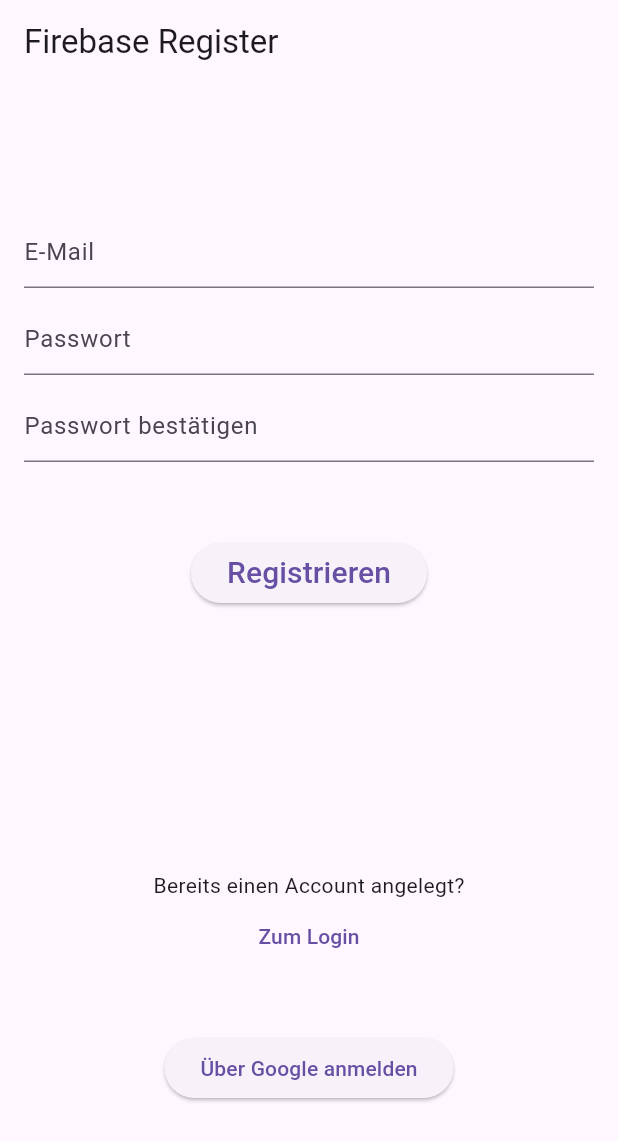
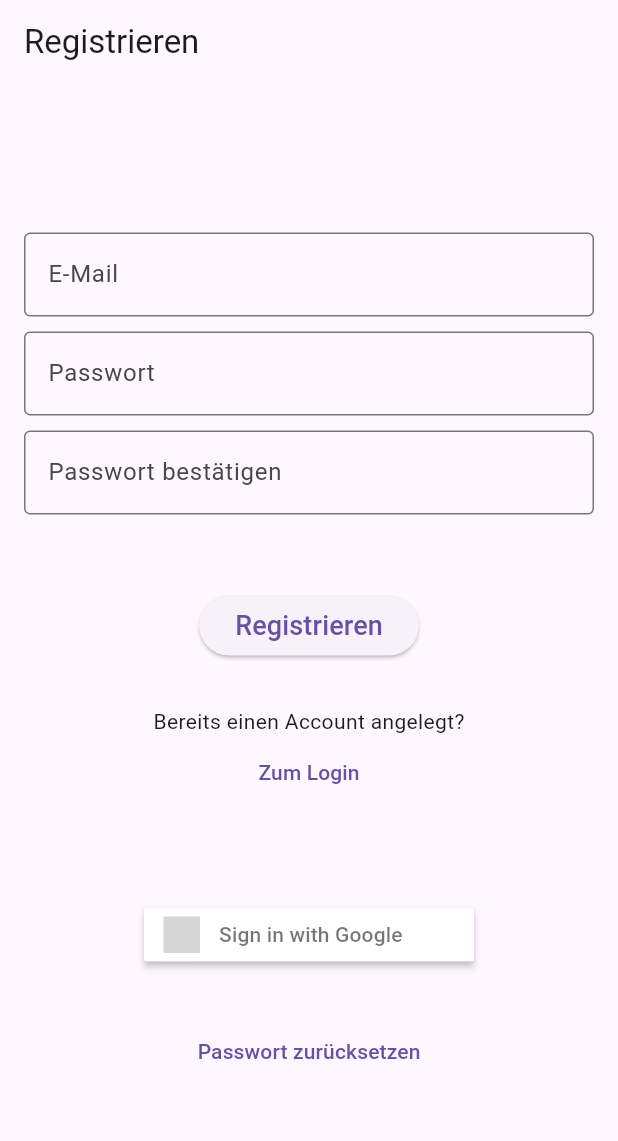
Before and after one commit to Jura17/cat_app, a Flutter app: the screen it shows after launch, after a tap on "Anmelden", after a tap on "Hier registrieren", on a phone screen of 412 x 824 dp. Shown: the top 1141 px of the screen. Run offline on Flutter 3.47's test engine with Material 3 defaults, Android fonts, the phone set to English and light mode, and no system bars; our stand-ins replace firebase_auth, firebase_core, flutter_signin_button, google_sign_in; accounts and stored records are empty; generated files the repository leaves out were written again; grey boxes are pictures that could not be loaded.

Commit message:
feat: implement Password reset and adjust google-login Button

```diff
--- a/lib/features/auth/data/auth_repository.dart
+++ b/lib/features/auth/data/auth_repository.dart
@@ -4,4 +4,5 @@ abstract class AuthRepository {
   Future<void> logOut();
   Future<String?> signInWithGoogle();
   Stream<dynamic> onAuthChanged();
+  Future<String?> resetPassword(String email);
 }
--- a/lib/features/auth/data/error_messages.dart
+++ b/lib/features/auth/data/error_messages.dart
@@ -1,6 +1,7 @@
 Map<String, String> errorMessages = {
   "user-not-found": "Der Benutzer existiert nicht",
   "fields-empty": "Bitte E-Mail-Adresse und Passwort angeben",
+  "missing-email": "Bitte E-Mail-Adresse eingeben",
   "invalid-credential": "Anmeldedaten sind nicht korrekt",
   "invalid-email": "Keine gültige E-Mail-Adresse",
   "wrong-password": "Password ist nicht korrekt",
@@ -8,5 +9,5 @@ Map<String, String> errorMessages = {
   "email-already-in-use": "E-Mail-Adresse ist bereits vergeben",
   "too-many-requests": "Zu viele Anmeldeversuche. Bitte versuche es später erneut.",
   "unknown-error": "Ein unbekannter Fehler ist aufgetreten.",
-  "passwords-do-not-match": "Passwörter stimmen nicht überein."
+  "passwords-do-not-match": "Passwörter stimmen nicht überein.",
 };
--- a/lib/features/auth/data/mock_auth_repository.dart
+++ b/lib/features/auth/data/mock_auth_repository.dart
@@ -70,4 +70,9 @@ class MockAuthRepository implements AuthRepository {
     streamController.add(foundUser);
     return null;
   }
+
+  @override
+  Future<String?> resetPassword(String email) async {
+    return null;
+  }
 }
--- a/lib/features/auth/screens/auth_screen.dart
+++ b/lib/features/auth/screens/auth_screen.dart
@@ -1,12 +1,15 @@
 import 'package:firebase_test_app/features/auth/data/auth_repository.dart';
+import 'package:firebase_test_app/features/auth/screens/password_reset_screen.dart';
 import 'package:firebase_test_app/features/auth/widgets/login_form_widget.dart';
 import 'package:firebase_test_app/features/auth/widgets/register_form_widget.dart';
 
 import 'package:flutter/material.dart';
+import 'package:flutter_signin_button/button_list.dart';
+import 'package:flutter_signin_button/button_view.dart';
 
 class AuthScreen extends StatefulWidget {
-  final AuthRepository loginRepository;
-  const AuthScreen({super.key, required this.loginRepository});
+  final AuthRepository authRepository;
+  const AuthScreen({super.key, required this.authRepository});
 
   @override
   State<AuthScreen> createState() => _AuthScreenState();
@@ -23,29 +26,60 @@ class _AuthScreenState extends State<AuthScreen> {
   Widget build(BuildContext context) {
     return Scaffold(
       appBar: AppBar(
-        title: Text(showRegisterWidget ? "Firebase Register" : "Firebase Login"),
+        title: Text(showRegisterWidget ? "Registrieren" : "Anmelden"),
       ),
       body: Padding(
         padding: const EdgeInsets.all(16.0),
-        child: showRegisterWidget
-            ? RegisterFormWidget(
-                // emailController: emailController,
-                // passwordController: passwordController,
-                showRegisterWidgetFunction: updateAuthScreenUI,
-                authRepository: widget.loginRepository,
-              )
-            : LoginFormWidget(
-                // emailController: emailController,
-                // passwordController: passwordController,
-                showRegisterWidgetFunction: updateAuthScreenUI,
-                authRepository: widget.loginRepository,
-              ),
+        child: Column(
+          mainAxisAlignment: MainAxisAlignment.center,
+          children: [
+            AnimatedSwitcher(
+              duration: Duration(milliseconds: 300),
+              transitionBuilder: (child, animation) {
+                return SlideTransition(
+                  position: Tween<Offset>(begin: Offset(1.0, 0.0), end: Offset.zero).animate(animation),
+                  child: FadeTransition(
+                    opacity: animation,
+                    child: child,
+                  ),
+                );
+              },
+              child: showRegisterWidget
+                  ? RegisterFormWidget(
+                      showRegisterWidgetFunction: toggleAuthScreenUI,
+                      authRepository: widget.authRepository,
+                    )
+                  : LoginFormWidget(
+                      showRegisterWidgetFunction: toggleAuthScreenUI,
+                      authRepository: widget.authRepository,
+                    ),
+            ),
+            SizedBox(height: 60),
+            SignInButton(Buttons.Google, onPressed: () => googleLogin()),
+            SizedBox(height: 30),
+            TextButton(
+              onPressed: () {
+                Navigator.of(context).push(
+                  MaterialPageRoute(
+                    builder: (context) => PasswordResetScreen(authRepository: widget.authRepository),
+                  ),
+                );
+              },
+              child: Text("Passwort zurücksetzen"),
+            ),
+          ],
+        ),
       ),
     );
   }
 
-  void updateAuthScreenUI(bool showRegister) {
+  void toggleAuthScreenUI(bool showRegister) {
     showRegisterWidget = showRegister;
     setState(() {});
   }
+
+  void googleLogin() async {
+    errorText = await widget.authRepository.signInWithGoogle();
+    setState(() {});
+  }
 }
--- a/lib/features/auth/widgets/login_form_widget.dart
+++ b/lib/features/auth/widgets/login_form_widget.dart
@@ -6,13 +6,10 @@ import 'package:flutter/material.dart';
 class LoginFormWidget extends StatefulWidget {
   const LoginFormWidget({
     super.key,
-    // required this.emailController,
-    // required this.passwordController,
     required this.showRegisterWidgetFunction,
     required this.authRepository,
   });
-  // final TextEditingController emailController;
-  // final TextEditingController passwordController;
+
   final Function showRegisterWidgetFunction;
   final AuthRepository authRepository;
 
@@ -42,12 +39,12 @@ class _LoginFormWidgetState extends State<LoginFormWidget> {
         Column(
           children: [
             TextField(
-              decoration: InputDecoration(hintText: "E-Mail"),
+              decoration: InputDecoration(hintText: "E-Mail", border: OutlineInputBorder()),
               controller: emailController,
             ),
             SizedBox(height: 10),
             TextField(
-              decoration: InputDecoration(hintText: "Passwort"),
+              decoration: InputDecoration(hintText: "Passwort", border: OutlineInputBorder()),
               controller: passwordController,
               obscureText: true,
             ),
@@ -57,13 +54,12 @@ class _LoginFormWidgetState extends State<LoginFormWidget> {
                 errorText!,
                 style: TextStyle(color: Colors.red),
               ),
-            SizedBox(height: 30),
+            SizedBox(height: 88),
             ElevatedButton(
-                onPressed: login,
-                child: Text(
-                  "Anmelden",
-                  style: TextStyle(fontSize: 20),
-                )),
+              onPressed: login,
+              child: Text("Anmelden", style: TextStyle(fontSize: 18)),
+            ),
+            SizedBox(height: 8),
           ],
         ),
         SizedBox(height: 20),
@@ -76,8 +72,6 @@ class _LoginFormWidgetState extends State<LoginFormWidget> {
               },
               child: Text("Hier registrieren"),
             ),
-            SizedBox(height: 40),
-            ElevatedButton(onPressed: () => googleLogin(), child: Text("Über Google anmelden"))
           ],
         )
       ],
@@ -94,9 +88,4 @@ class _LoginFormWidgetState extends State<LoginFormWidget> {
     errorText = await widget.authRepository.signInWithEmailPassword(emailController.text, passwordController.text);
     setState(() {});
   }
-
-  void googleLogin() async {
-    errorText = await widget.authRepository.signInWithGoogle();
-    setState(() {});
-  }
 }
--- a/lib/features/auth/widgets/register_form_widget.dart
+++ b/lib/features/auth/widgets/register_form_widget.dart
@@ -6,13 +6,10 @@ import 'package:flutter/material.dart';
 class RegisterFormWidget extends StatefulWidget {
   const RegisterFormWidget({
     super.key,
-    // required this.emailController,
-    // required this.passwordController,
     required this.showRegisterWidgetFunction,
     required this.authRepository,
   });
-  // final TextEditingController emailController;
-  // final TextEditingController passwordController;
+
   final Function showRegisterWidgetFunction;
   final AuthRepository authRepository;
 
@@ -44,18 +41,18 @@ class _RegisterFormWidgetState extends State<RegisterFormWidget> {
         Column(
           children: [
             TextField(
-              decoration: InputDecoration(hintText: "E-Mail"),
+              decoration: InputDecoration(hintText: "E-Mail", border: OutlineInputBorder()),
               controller: emailController,
             ),
             SizedBox(height: 10),
             TextField(
-              decoration: InputDecoration(hintText: "Passwort"),
+              decoration: InputDecoration(hintText: "Passwort", border: OutlineInputBorder()),
               controller: passwordController,
               obscureText: true,
             ),
             SizedBox(height: 10),
             TextField(
-              decoration: InputDecoration(hintText: "Passwort bestätigen"),
+              decoration: InputDecoration(hintText: "Passwort bestätigen", border: OutlineInputBorder()),
               controller: passwordConfirmController,
               obscureText: true,
             ),
@@ -67,11 +64,9 @@ class _RegisterFormWidgetState extends State<RegisterFormWidget> {
               ),
             SizedBox(height: 30),
             ElevatedButton(
-                onPressed: register,
-                child: Text(
-                  "Registrieren",
-                  style: TextStyle(fontSize: 20),
-                )),
+              onPressed: register,
+              child: Text("Registrieren", style: TextStyle(fontSize: 18)),
+            ),
           ],
         ),
         SizedBox(height: 20),
@@ -84,8 +79,6 @@ class _RegisterFormWidgetState extends State<RegisterFormWidget> {
               },
               child: Text("Zum Login"),
             ),
-            SizedBox(height: 40),
-            ElevatedButton(onPressed: () => googleLogin(), child: Text("Über Google anmelden"))
           ],
         )
       ],
@@ -108,9 +101,4 @@ class _RegisterFormWidgetState extends State<RegisterFormWidget> {
     errorText = await widget.authRepository.registerWithEmailPassword(emailController.text, passwordController.text);
     setState(() {});
   }
-
-  void googleLogin() async {
-    errorText = await widget.authRepository.signInWithGoogle();
-    setState(() {});
-  }
 }
--- a/lib/main.dart
+++ b/lib/main.dart
@@ -19,3 +19,9 @@ void main() async {
 
   runApp(MainApp(authRepository: authRepository));
 }
+
+// API-Keys protection
+// 1.
+// 2. Firestore security rules
+// 3. Firebase app check
+// git rm --cached /datei/
--- a/lib/main_app.dart
+++ b/lib/main_app.dart
@@ -19,7 +19,7 @@ class MainApp extends StatelessWidget {
               final user = snapshot.data!;
               return HomeScreen(user: user, loginRepository: authRepository);
             }
-            return AuthScreen(loginRepository: authRepository);
+            return AuthScreen(authRepository: authRepository);
           }),
     );
   }
--- a/pubspec.yaml
+++ b/pubspec.yaml
@@ -15,6 +15,7 @@ dependencies:
   uuid: ^4.5.1
   collection: ^1.19.0
   google_sign_in: ^6.3.0
+  flutter_signin_button: ^2.0.0
 
 dev_dependencies:
   flutter_test:
```
Also changed, not shown: lib/features/auth/data/firebase_auth_repository.dart (+14 -0 lines), lib/features/auth/screens/password_reset_screen.dart (added, +58 -0 lines), lib/home_screen.dart (+6 -5 lines), pubspec.lock, 1 other file.
